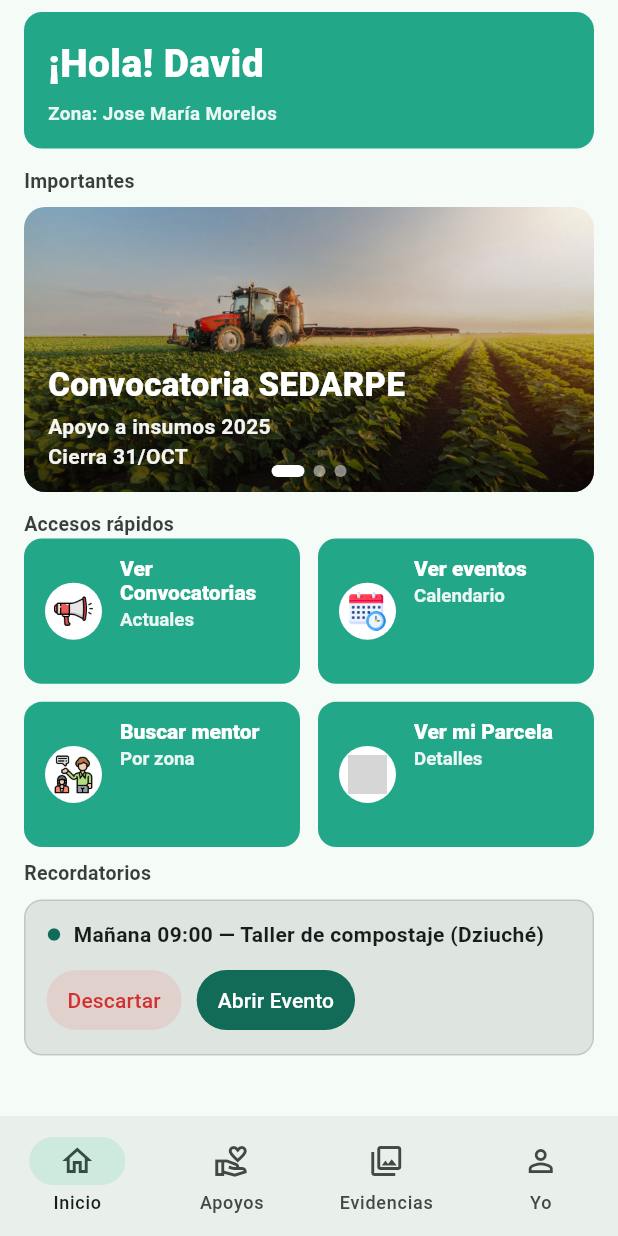
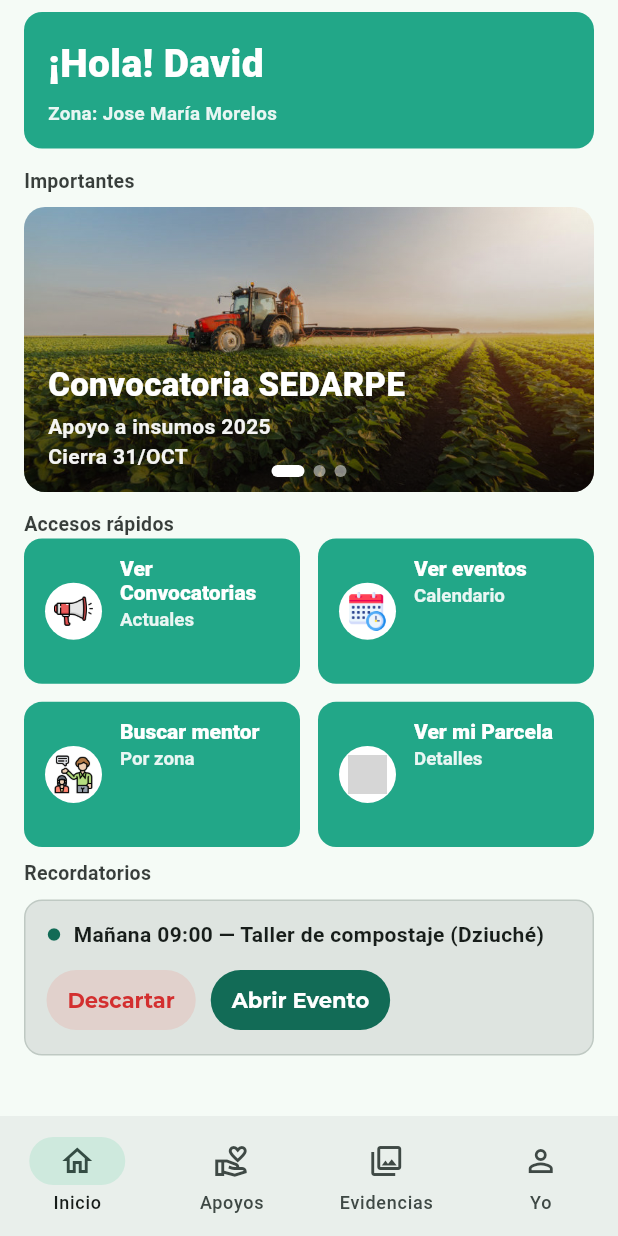
Before and after one commit to HazielDev12/agroconecta, a Flutter app: the HomePage screen opened by its route, on a phone screen of 412 x 824 dp. Run offline on Flutter 3.47's test engine with Material 3 defaults, Android fonts, the phone set to English and light mode, and no system bars; our stand-ins replace flutter_riverpod, flutter_svg, formz, go_router, google_fonts; project files that could hold a hidden picture were left out; grey boxes are pictures that could not be loaded.

Commit message:
se agregó filledButtonTheme

```diff
--- a/lib/config/theme/app_theme.dart
+++ b/lib/config/theme/app_theme.dart
@@ -34,5 +34,14 @@ class AppTheme {
       ),
       titleSmall: GoogleFonts.montserratAlternates().copyWith(fontSize: 20),
     ),
+
+    //Buttons
+    filledButtonTheme: FilledButtonThemeData(
+      style: ButtonStyle(
+        textStyle: WidgetStatePropertyAll(
+          GoogleFonts.montserrat().copyWith(fontWeight: FontWeight.w700),
+        ),
+      ),
+    ),
   );
 }
```
